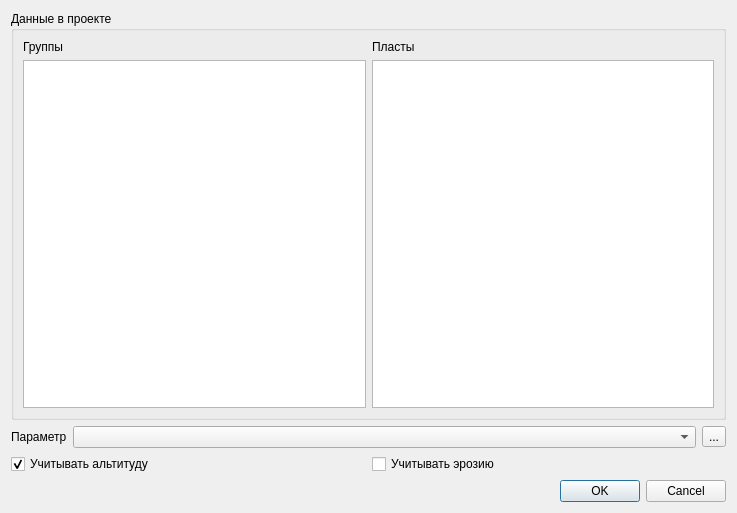
The window that qgis_pds_zonations_base.ui (vvkond/QGIS) describes before a commit, drawn with Qt 5.
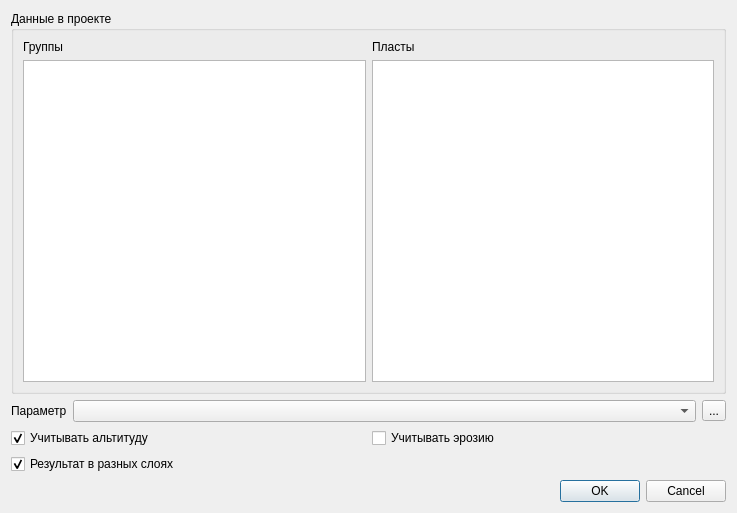
The same window after the commit.

```diff
--- a/qgis_pds_zonations_base.ui
+++ b/qgis_pds_zonations_base.ui
@@ -123,6 +123,16 @@
      </layout>
     </widget>
    </item>
+   <item row="2" column="0">
+    <widget class="QCheckBox" name="mTwoLayers">
+     <property name="text">
+      <string>Результат в разных слоях</string>
+     </property>
+     <property name="checked">
+      <bool>true</bool>
+     </property>
+    </widget>
+   </item>
   </layout>
  </widget>
  <resources/>
```
